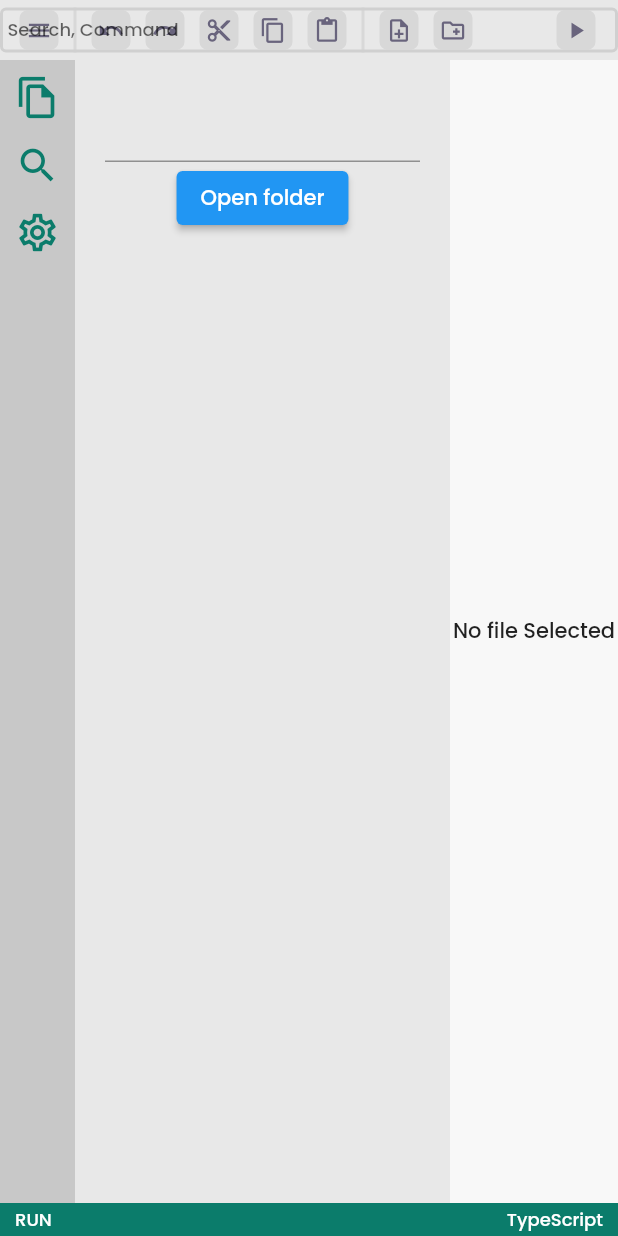
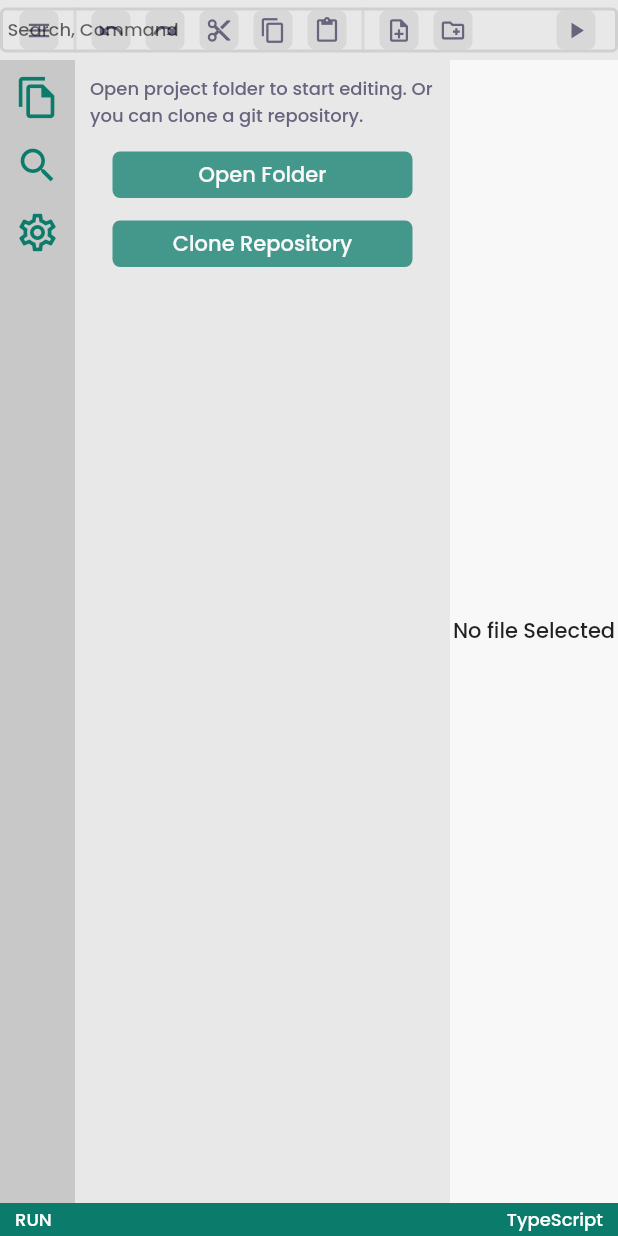
Before and after one commit to xdynamite-editor/xdynamite, a Flutter app: the screen it shows after launch, on a phone screen of 412 x 824 dp. Run offline on Flutter 3.47's test engine with Material 2 defaults, Android fonts, the phone set to English and light mode, and no system bars; our stand-ins replace bloc, file_picker, flutter_bloc, freezed_annotation; missing offline and left inert: file_selector, fluent_ui.

Commit message:
feat : design folder selection ui

```diff
--- a/lib/app/constants/colors.dart
+++ b/lib/app/constants/colors.dart
@@ -11,6 +11,7 @@ const clr8 = Color.fromARGB(255, 151, 99, 1);
 
 const clrWhite = Colors.white;
 const colorTeal = Color.fromRGBO(11, 124, 107, 1);
+const colorTealMuted = Color.fromARGB(190, 11, 124, 107);
 
 const fontClr1 = Color.fromRGBO(105, 100, 125, 1);
 
@@ -23,3 +24,4 @@ const lightColor6 = Color.fromRGBO(200, 200, 200, 1);
 const lightColor7 = Color.fromRGBO(80, 80, 80, 1);
 
 const primaryAccentColor = colorTeal;
+const primaryAccentColorMuted = colorTealMuted;
--- /dev/null
+++ b/lib/ui/controls/custom_animated_text_button.dart
@@ -0,0 +1,75 @@
+import 'package:flutter/material.dart';
+import 'package:text_editor/app/constants/colors.dart';
+
+class CustomAnimatedTextButton extends StatefulWidget {
+  final String text;
+  final void Function() onTap;
+  final double width;
+  final Color textColor;
+  final Color hoverTextColor;
+  final Color bgColor;
+  final Color hoverBgColor;
+  final double fontSize;
+  final FontWeight fontWeight;
+  final EdgeInsets padding;
+  final double borderRadius;
+  CustomAnimatedTextButton(
+      {Key? key,
+      required this.text,
+      required this.onTap,
+      this.width = 200,
+      this.textColor = fontClr1,
+      this.hoverTextColor = fontClr1,
+      this.bgColor = lightColor3,
+      this.hoverBgColor = lightColor4,
+      this.fontSize = 22,
+      this.fontWeight = FontWeight.normal,
+      required this.padding,
+      this.borderRadius = 5})
+      : super(key: key);
+
+  @override
+  State<CustomAnimatedTextButton> createState() =>
+      _CustomAnimatedTextButtonState();
+}
+
+class _CustomAnimatedTextButtonState extends State<CustomAnimatedTextButton> {
+  bool isHovered = false;
+  Color bgColor = lightColor3;
+  @override
+  Widget build(BuildContext context) {
+    return MouseRegion(
+      onEnter: (e) {
+        setState(() {
+          isHovered = true;
+        });
+      },
+      onExit: (e) {
+        setState(() {
+          isHovered = false;
+        });
+      },
+      child: InkWell(
+          onTap: widget.onTap,
+          child: AnimatedContainer(
+              width: widget.width,
+              alignment: Alignment.center,
+              decoration: BoxDecoration(
+                color: isHovered ? widget.hoverBgColor : widget.bgColor,
+                borderRadius:
+                    BorderRadius.all(Radius.circular(widget.borderRadius)),
+              ),
+              duration: const Duration(milliseconds: 300),
+              curve: Curves.fastOutSlowIn,
+              child: Padding(
+                  padding: widget.padding,
+                  child: Text(
+                    widget.text,
+                    style: TextStyle(
+                        color: isHovered
+                            ? widget.hoverTextColor
+                            : widget.textColor),
+                  )))),
+    );
+  }
+}
--- a/lib/ui/side_panel/widgets/file_browser.dart
+++ b/lib/ui/side_panel/widgets/file_browser.dart
@@ -1,11 +1,13 @@
-import 'package:fluent_ui/fluent_ui.dart';
 import 'package:flutter/material.dart';
 import 'package:text_editor/app/constants/colors.dart';
 import 'package:text_editor/core/files/read_file.dart';
 import 'package:text_editor/domain/files/files_io.dart';
 import 'package:text_editor/domain/filesa/open_files.dart';
+import 'package:text_editor/ui/controls/custom_animated_text_button.dart';
+import 'package:text_editor/ui/controls/custom_text_button.dart';
 import 'package:text_editor/ui/side_panel/widgets/file_widget.dart';
 import 'package:text_editor/ui/widgets/custom_icon_button.dart';
+import 'package:text_editor/ui/widgets/spacer_y.dart';
 
 class FileBrowser extends StatefulWidget {
   const FileBrowser({Key? key}) : super(key: key);
@@ -16,8 +18,6 @@ class FileBrowser extends StatefulWidget {
 
 class _FileBrowserState extends State<FileBrowser> {
   bool opened = false;
-  String fileLocation = "";
-  TextEditingController fileLocationController = TextEditingController();
 
   List<Map<String, String>> files = [];
   @override
@@ -25,14 +25,16 @@ class _FileBrowserState extends State<FileBrowser> {
     if (!opened) {
       return Container(
           width: 250,
-          padding: EdgeInsets.all(20),
+          padding: EdgeInsets.all(10),
           child: Column(children: [
-            TextField(
-              controller: fileLocationController,
+            Text(
+              "Open project folder to start editing. Or you can clone a git repository.",
+              style: TextStyle(fontSize: 12, color: fontClr1),
             ),
-            ElevatedButton(
-              child: Text("Open folder"),
-              onPressed: () async {
+            SpacerY(15),
+            CustomAnimatedTextButton(
+              text: "Open Folder",
+              onTap: () async {
                 var directoryPath = await pickFolder();
 
                 if (directoryPath == null) {
@@ -56,6 +58,21 @@ class _FileBrowserState extends State<FileBrowser> {
                   opened = true;
                 });
               },
+              textColor: lightColor1,
+              hoverTextColor: lightColor1,
+              bgColor: primaryAccentColorMuted,
+              hoverBgColor: primaryAccentColor,
+              padding: EdgeInsets.fromLTRB(10, 5, 10, 5),
+            ),
+            SpacerY(15),
+            CustomAnimatedTextButton(
+              text: "Clone Repository",
+              onTap: () {},
+              textColor: lightColor1,
+              hoverTextColor: lightColor1,
+              bgColor: primaryAccentColorMuted,
+              hoverBgColor: primaryAccentColor,
+              padding: EdgeInsets.fromLTRB(10, 5, 10, 5),
             )
           ]));
     }
```
Also changed, not shown: lib/ui/controls/custom_text_button.dart (added, +72 -0 lines).
